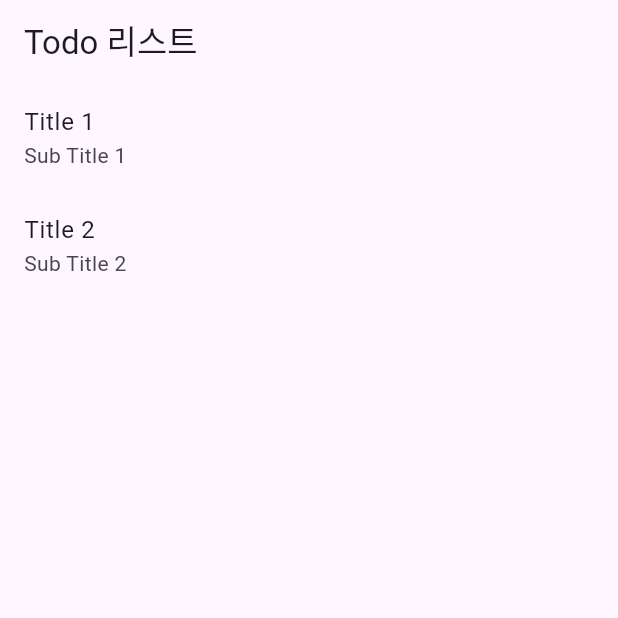
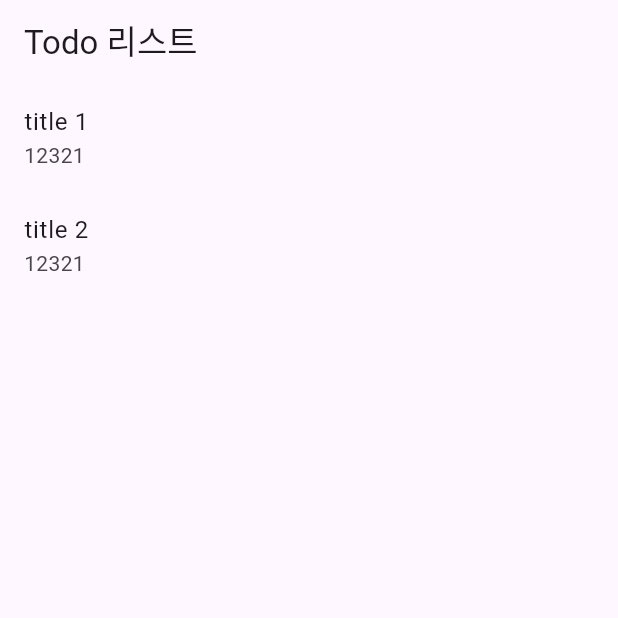
Before and after one commit to ParkGiTeak/todo_list, a Flutter app: the screen it shows after launch, on a phone screen of 412 x 824 dp, the top half of it. Run offline on Flutter 3.47's test engine with Material 3 defaults, Android fonts, the phone set to English and light mode, and no system bars.

Commit message:
feat: Todo Model을 받는 List를 ListView children에 사용

```diff
--- a/lib/list_screen.dart
+++ b/lib/list_screen.dart
@@ -1,8 +1,20 @@
 import 'package:flutter/material.dart';
 import 'package:todo_list/create_screen.dart';
 
-class ListScreen extends StatelessWidget {
+import 'model/todo.dart';
+
+class ListScreen extends StatefulWidget {
   const ListScreen({super.key});
+
+  @override
+  State<ListScreen> createState() => _ListScreenState();
+}
+
+class _ListScreenState extends State<ListScreen> {
+  final todos = [
+    Todo(title: 'title 1', dateTime: 12321),
+    Todo(title: 'title 2', dateTime: 12321),
+  ];
 
   @override
   Widget build(BuildContext context) {
@@ -11,16 +23,14 @@ class ListScreen extends StatelessWidget {
         title: Text('Todo 리스트'),
       ),
       body: ListView(
-        children: [
-          ListTile(
-            title: Text('Title 1'),
-            subtitle: Text('Sub Title 1'),
-          ),
-          ListTile(
-            title: Text('Title 2'),
-            subtitle: Text('Sub Title 2'),
-          ),
-        ],
+        children: todos
+            .map(
+              (todo) => ListTile(
+                title: Text(todo.title),
+                subtitle: Text('${todo.dateTime}'),
+              ),
+            )
+            .toList(),
       ),
       floatingActionButton: FloatingActionButton(
         onPressed: () {
```
